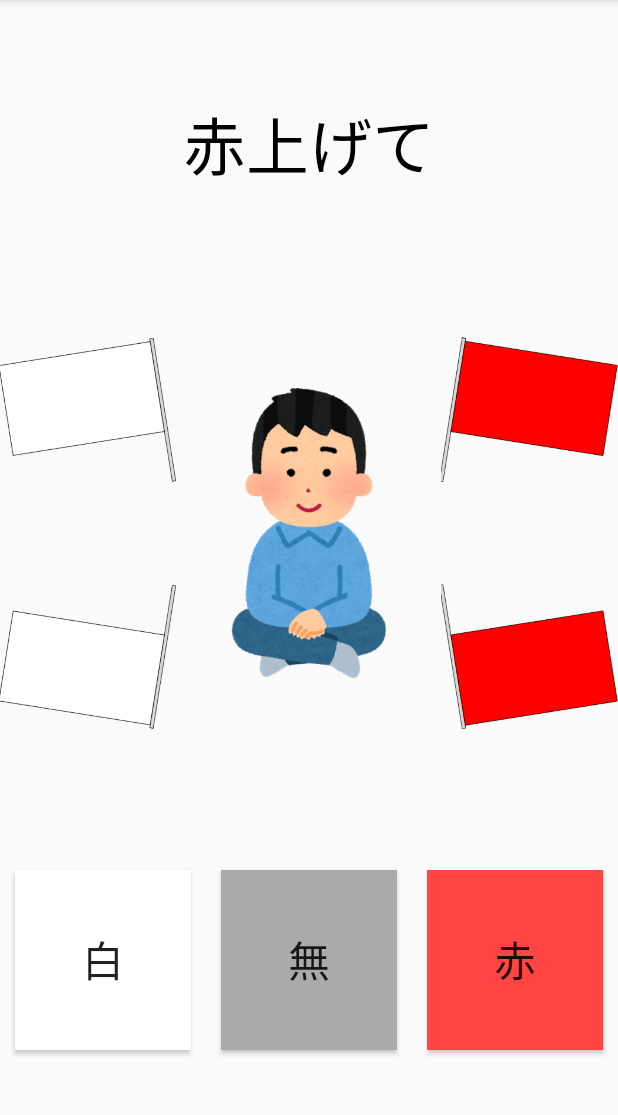
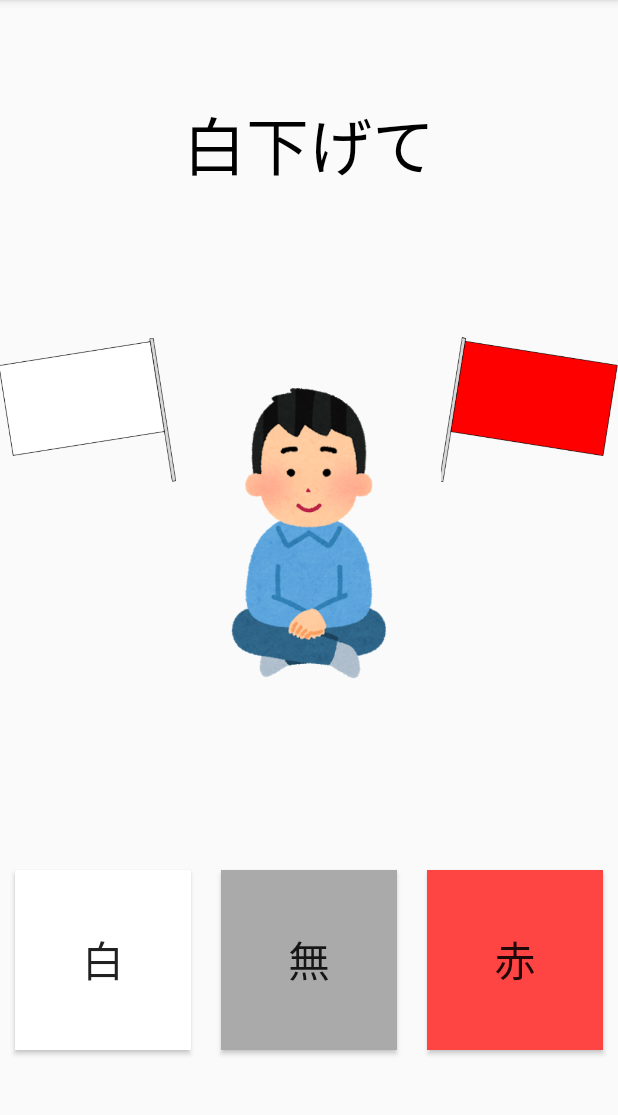
Before and after one commit to Takarkiz/FlagGame, an Android app: the screen it shows after launch (MainActivity), after a tap on an icon or button, on a phone screen of 412 x 824 dp, the part 84-1199 px from its top. Run offline under Robolectric (Android 15) with nearby library versions, the phone set to English and light mode, and no system bars; 2 other taps on this screen came first.

Commit message:
add function stay

```diff
--- a/app/src/main/java/com/takhaki/flaggame/MainActivity.kt
+++ b/app/src/main/java/com/takhaki/flaggame/MainActivity.kt
@@ -3,6 +3,7 @@ package com.takhaki.flaggame
 import android.media.MediaPlayer
 import androidx.appcompat.app.AppCompatActivity
 import android.os.Bundle
+import android.view.View
 import kotlinx.android.synthetic.main.activity_main.*
 import kotlin.random.Random
 
@@ -16,10 +17,21 @@ class MainActivity : AppCompatActivity() {
     override fun onCreate(savedInstanceState: Bundle?) {
         super.onCreate(savedInstanceState)
         setContentView(R.layout.activity_main)
+        whiteFlagUpImageView.visibility = View.INVISIBLE
+        redFlagUpImageView.visibility = View.INVISIBLE
 
         gameSet()
 
         whiteFragButton.setOnClickListener {
+
+            if (isWhiteFlagUp) {
+                whiteFlagUpImageView.visibility = View.INVISIBLE
+                whiteFlagDownImageView.visibility = View.VISIBLE
+            } else {
+                whiteFlagDownImageView.visibility = View.INVISIBLE
+                whiteFlagUpImageView.visibility = View.VISIBLE
+            }
+
             when(randomNumber) {
                 0, 2 -> incorrect()
                 1 -> if (isWhiteFlagUp) incorrect() else correct()
@@ -27,9 +39,19 @@ class MainActivity : AppCompatActivity() {
             }
 
             gameSet()
+            isWhiteFlagUp = !isWhiteFlagUp
         }
 
         redFragButton.setOnClickListener {
+
+            if (isRedFlagUp) {
+                redFlagUpImageView.visibility = View.INVISIBLE
+                redFlagDownImageView.visibility = View.VISIBLE
+            } else {
+                redFlagDownImageView.visibility = View.INVISIBLE
+                redFlagUpImageView.visibility = View.VISIBLE
+            }
+
             when(randomNumber) {
                 1, 3 -> incorrect()
                 0 -> if (isRedFlagUp) incorrect() else correct()
@@ -37,10 +59,17 @@ class MainActivity : AppCompatActivity() {
             }
 
             gameSet()
+            isRedFlagUp = !isRedFlagUp
         }
 
         nothingButton.setOnClickListener {
-
+            when (randomNumber) {
+                0 -> if (isRedFlagUp) correct() else incorrect()
+                1 -> if (isWhiteFlagUp) correct() else incorrect()
+                2 -> if (isRedFlagUp) incorrect() else correct()
+                3 -> if (isWhiteFlagUp) incorrect() else correct()
+            }
+            gameSet()
         }
     }
 
--- a/app/src/main/res/layout/activity_main.xml
+++ b/app/src/main/res/layout/activity_main.xml
@@ -40,14 +40,14 @@
                 android:orientation="vertical">
 
                 <ImageView
-                    android:id="@+id/imageView3"
+                    android:id="@+id/whiteFlagUpImageView"
                     android:layout_width="match_parent"
                     android:layout_height="0dp"
                     android:layout_weight="1"
                     app:srcCompat="@drawable/flag_white" />
 
                 <ImageView
-                    android:id="@+id/imageView4"
+                    android:id="@+id/whiteFlagDownImageView"
                     android:layout_width="match_parent"
                     android:layout_height="0dp"
                     android:layout_weight="1"
@@ -72,14 +72,14 @@
                 android:orientation="vertical">
 
                 <ImageView
-                    android:id="@+id/imageView2"
+                    android:id="@+id/redFlagUpImageView"
                     android:layout_width="wrap_content"
                     android:layout_height="0dp"
                     android:layout_weight="1"
                     app:srcCompat="@drawable/flag_red" />
 
                 <ImageView
-                    android:id="@+id/imageView5"
+                    android:id="@+id/redFlagDownImageView"
                     android:layout_width="match_parent"
                     android:layout_height="0dp"
                     android:layout_weight="1"
```
